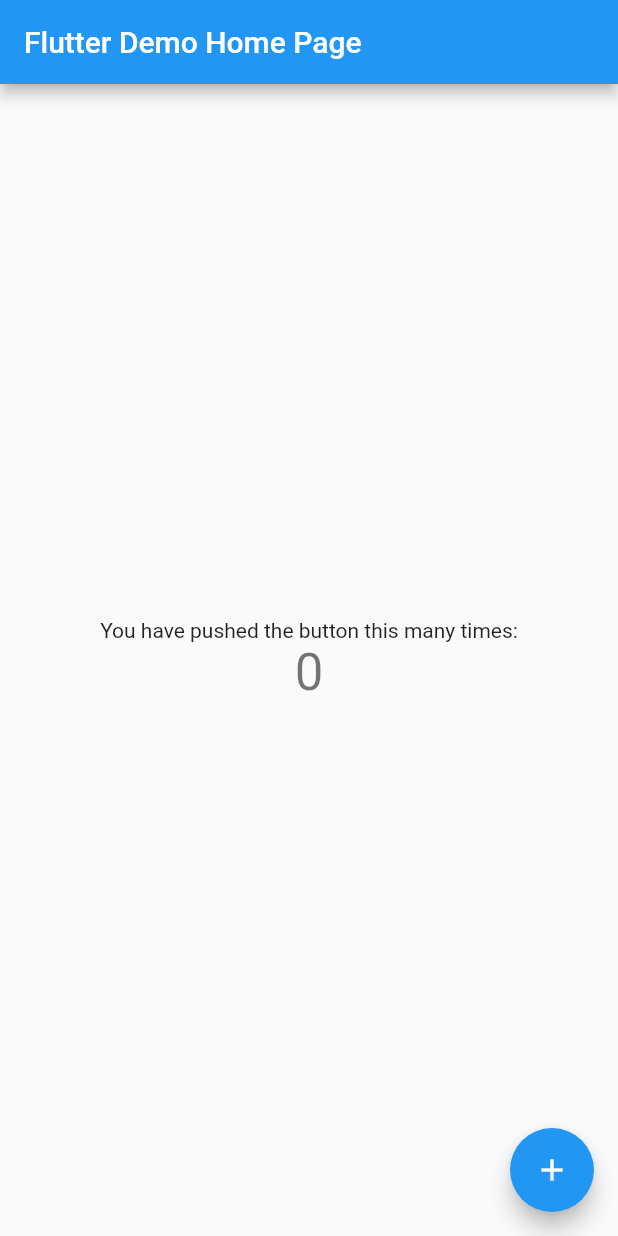
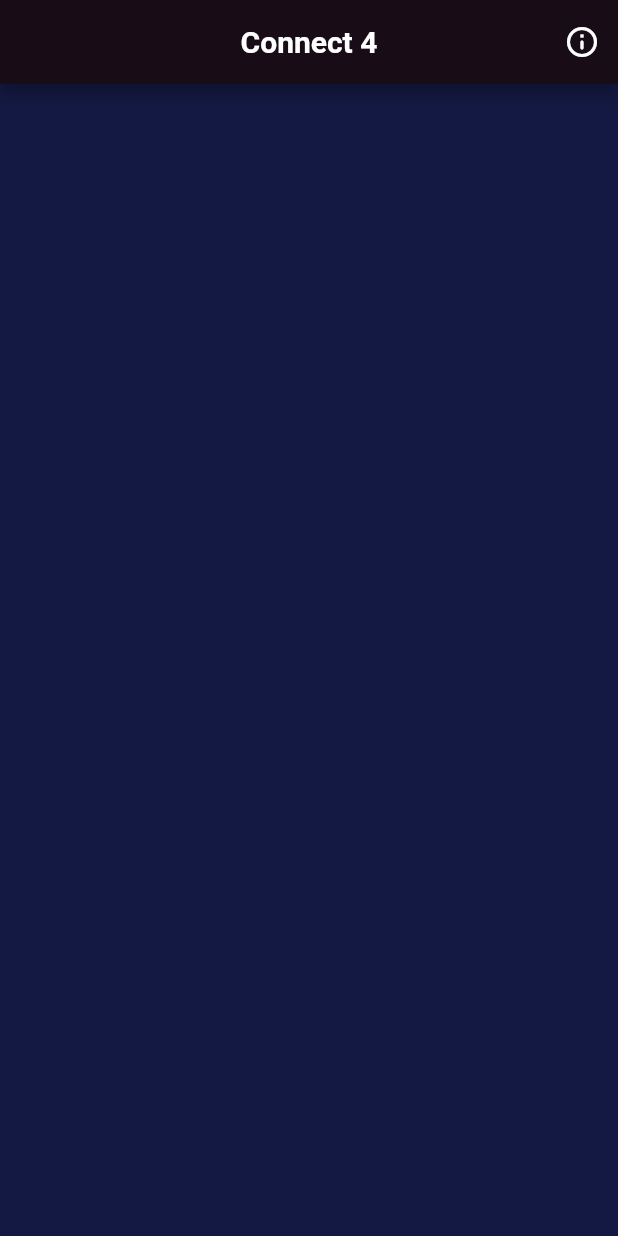
Before and after one commit to samitkapoor/connect4, a Flutter app: the screen it shows after launch, on a phone screen of 412 x 824 dp. Run offline on Flutter 3.47's test engine with Material 2 defaults, Android fonts, the phone set to English and light mode, and no system bars; our stand-ins replace google_fonts.

Commit message:
Added AppBar

```diff
--- /dev/null
+++ b/lib/core/game_screen.dart
@@ -0,0 +1,29 @@
+import 'package:flutter/material.dart';
+import 'package:google_fonts/google_fonts.dart';
+
+class GameScreen extends StatelessWidget {
+  const GameScreen({super.key});
+
+  @override
+  Widget build(BuildContext context) {
+    return Scaffold(
+      appBar: AppBar(
+        title: Text(
+          'Connect 4',
+          style: GoogleFonts.aBeeZee(
+            fontWeight: FontWeight.w600,
+          ),
+        ),
+        actions: [
+          IconButton(
+            onPressed: () {},
+            icon: const Icon(
+              Icons.info_outline_rounded,
+              color: Colors.white,
+            ),
+          ),
+        ],
+      ),
+    );
+  }
+}
--- a/lib/main.dart
+++ b/lib/main.dart
@@ -1,115 +1,27 @@
 import 'package:flutter/material.dart';
 
+import 'package:connect4/core/game_screen.dart';
+
 void main() {
-  runApp(const MyApp());
+  runApp(const Connect4());
 }
 
-class MyApp extends StatelessWidget {
-  const MyApp({super.key});
+class Connect4 extends StatelessWidget {
+  const Connect4({super.key});
 
-  // This widget is the root of your application.
   @override
   Widget build(BuildContext context) {
     return MaterialApp(
-      title: 'Flutter Demo',
+      debugShowCheckedModeBanner: false,
       theme: ThemeData(
-        // This is the theme of your application.
-        //
-        // Try running your application with "flutter run". You'll see the
-        // application has a blue toolbar. Then, without quitting the app, try
-        // changing the primarySwatch below to Colors.green and then invoke
-        // "hot reload" (press "r" in the console where you ran "flutter run",
-        // or simply save your changes to "hot reload" in a Flutter IDE).
-        // Notice that the counter didn't reset back to zero; the application
-        // is not restarted.
-        primarySwatch: Colors.blue,
+        scaffoldBackgroundColor: const Color(0xff131942),
+        appBarTheme: const AppBarTheme(
+          backgroundColor: Color(0xff180c17),
+          centerTitle: true,
+        ),
       ),
-      home: const MyHomePage(title: 'Flutter Demo Home Page'),
+      title: 'Connect4',
+      home: const GameScreen(),
     );
   }
 }
-
-class MyHomePage extends StatefulWidget {
-  const MyHomePage({super.key, required this.title});
-
-  // This widget is the home page of your application. It is stateful, meaning
-  // that it has a State object (defined below) that contains fields that affect
-  // how it looks.
-
-  // This class is the configuration for the state. It holds the values (in this
-  // case the title) provided by the parent (in this case the App widget) and
-  // used by the build method of the State. Fields in a Widget subclass are
-  // always marked "final".
-
-  final String title;
-
-  @override
-  State<MyHomePage> createState() => _MyHomePageState();
-}
-
-class _MyHomePageState extends State<MyHomePage> {
-  int _counter = 0;
-
-  void _incrementCounter() {
-    setState(() {
-      // This call to setState tells the Flutter framework that something has
-      // changed in this State, which causes it to rerun the build method below
-      // so that the display can reflect the updated values. If we changed
-      // _counter without calling setState(), then the build method would not be
-      // called again, and so nothing would appear to happen.
-      _counter++;
-    });
-  }
-
-  @override
-  Widget build(BuildContext context) {
-    // This method is rerun every time setState is called, for instance as done
-    // by the _incrementCounter method above.
-    //
-    // The Flutter framework has been optimized to make rerunning build methods
-    // fast, so that you can just rebuild anything that needs updating rather
-    // than having to individually change instances of widgets.
-    return Scaffold(
-      appBar: AppBar(
-        // Here we take the value from the MyHomePage object that was created by
-        // the App.build method, and use it to set our appbar title.
-        title: Text(widget.title),
-      ),
-      body: Center(
-        // Center is a layout widget. It takes a single child and positions it
-        // in the middle of the parent.
-        child: Column(
-          // Column is also a layout widget. It takes a list of children and
-          // arranges them vertically. By default, it sizes itself to fit its
-          // children horizontally, and tries to be as tall as its parent.
-          //
-          // Invoke "debug painting" (press "p" in the console, choose the
-          // "Toggle Debug Paint" action from the Flutter Inspector in Android
-          // Studio, or the "Toggle Debug Paint" command in Visual Studio Code)
-          // to see the wireframe for each widget.
-          //
-          // Column has various properties to control how it sizes itself and
-          // how it positions its children. Here we use mainAxisAlignment to
-          // center the children vertically; the main axis here is the vertical
-          // axis because Columns are vertical (the cross axis would be
-          // horizontal).
-          mainAxisAlignment: MainAxisAlignment.center,
-          children: <Widget>[
-            const Text(
-              'You have pushed the button this many times:',
-            ),
-            Text(
-              '$_counter',
-              style: Theme.of(context).textTheme.headline4,
-            ),
-          ],
-        ),
-      ),
-      floatingActionButton: FloatingActionButton(
-        onPressed: _incrementCounter,
-        tooltip: 'Increment',
-        child: const Icon(Icons.add),
-      ), // This trailing comma makes auto-formatting nicer for build methods.
-    );
-  }
-}
--- a/pubspec.yaml
+++ b/pubspec.yaml
@@ -34,6 +34,7 @@ dependencies:
   # The following adds the Cupertino Icons font to your application.
   # Use with the CupertinoIcons class for iOS style icons.
   cupertino_icons: ^1.0.2
+  google_fonts: ^3.0.0
 
 dev_dependencies:
   flutter_test:
```
Also changed, not shown: pubspec.lock, 2 other files.
